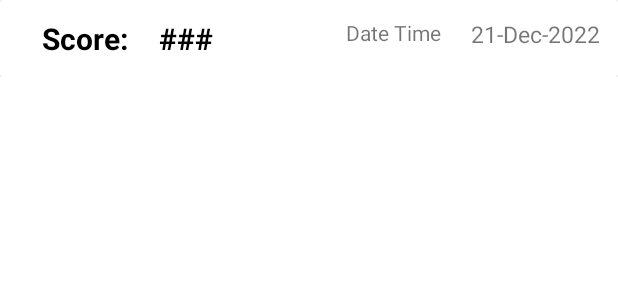
After one commit to mustnap/HCWAssistsAppV3, an Android app: the layout reading_row.xml on its own in the app's theme, with its tools: preview values and no code run, on a phone screen of 412 x 824 dp. The commit adds this screen. Shown: the top 300 px of the screen. Run offline under Robolectric (Android 15) with nearby library versions, the phone set to English and light mode, and no system bars.

Commit message:
change icon

```diff
--- a/app/src/main/java/my/bloo/hcwassists/ui/home/HomeFragment.java
+++ b/app/src/main/java/my/bloo/hcwassists/ui/home/HomeFragment.java
@@ -32,7 +32,6 @@ public class HomeFragment extends Fragment {
     ArrayList<String> patient_id, patient_name, patient_age, patient_dob;
     CustomAdapter customAdapter;
 
-
     private FragmentHomeBinding binding;
 
     public View onCreateView(@NonNull LayoutInflater inflater,
@@ -51,7 +50,6 @@ public class HomeFragment extends Fragment {
             public void onClick(View view) {
                 Intent intent = new Intent(getActivity(), AddNewPatient.class);
                 startActivity(intent);
-
             }
         });
 
@@ -62,7 +60,6 @@ public class HomeFragment extends Fragment {
         patient_dob = new ArrayList<>();
 
         storeDataInArrays();
-
 
         customAdapter = new CustomAdapter(getActivity(), getContext(), patient_id, patient_name, patient_age,
                 patient_dob);
--- a/app/src/main/java/my/bloo/hcwassists/ui/notifications/NotificationsFragment.java
+++ b/app/src/main/java/my/bloo/hcwassists/ui/notifications/NotificationsFragment.java
@@ -23,7 +23,7 @@ public class NotificationsFragment extends Fragment {
         View root = binding.getRoot();
 
         final TextView textView = binding.textNotifications;
-        notificationsViewModel.getText().observe(getViewLifecycleOwner(), textView::setText);
+//        notificationsViewModel.getText().observe(getViewLifecycleOwner(), textView::setText);
         return root;
     }
 
--- /dev/null
+++ b/app/src/main/res/layout/reading_row.xml
@@ -0,0 +1,68 @@
+<?xml version="1.0" encoding="utf-8"?>
+<LinearLayout xmlns:android="http://schemas.android.com/apk/res/android"
+    xmlns:app="http://schemas.android.com/apk/res-auto"
+    xmlns:tools="http://schemas.android.com/tools"
+    android:orientation="vertical" android:layout_width="match_parent"
+    android:layout_height="wrap_content"
+    android:id="@+id/singlePatientReading">
+
+    <androidx.cardview.widget.CardView
+        android:id="@+id/cardView"
+        android:layout_width="match_parent"
+        android:layout_height="wrap_content"
+        android:layout_marginTop="0dp">
+
+        <androidx.constraintlayout.widget.ConstraintLayout
+            android:layout_width="match_parent"
+            android:layout_height="wrap_content"
+            android:padding="12dp">
+
+            <TextView
+                android:id="@+id/patient_score_label"
+                android:layout_width="wrap_content"
+                android:layout_height="wrap_content"
+                android:layout_marginStart="16dp"
+                android:layout_marginLeft="16dp"
+                android:text="Score: "
+                android:textSize="20sp"
+                android:textStyle="bold"
+                android:textColor="#000"
+                app:layout_constraintStart_toStartOf="parent"
+                app:layout_constraintTop_toTopOf="parent" />
+
+            <TextView
+                android:id="@+id/patient_score_val"
+                android:layout_width="wrap_content"
+                android:layout_height="wrap_content"
+                android:layout_marginStart="16dp"
+                android:layout_marginLeft="16dp"
+                android:text="###"
+                android:textSize="20sp"
+                android:textStyle="bold"
+                android:textColor="#000"
+                app:layout_constraintStart_toEndOf="@id/patient_score_label"
+                app:layout_constraintTop_toTopOf="@id/patient_score_label" />
+
+
+            <TextView
+                android:id="@+id/patient_reading_dttm"
+                android:layout_width="wrap_content"
+                android:layout_height="wrap_content"
+                android:text="21-Dec-2022"
+                android:textSize="15sp"
+                app:layout_constraintEnd_toEndOf="parent"
+                app:layout_constraintTop_toTopOf="parent" />
+
+            <TextView
+                android:id="@+id/tVDTTM_txt"
+                android:layout_width="wrap_content"
+                android:layout_height="wrap_content"
+                android:layout_marginEnd="20dp"
+                android:text="Date Time"
+                app:layout_constraintEnd_toStartOf="@+id/patient_reading_dttm"
+                app:layout_constraintTop_toTopOf="parent"
+                tools:layout_editor_absoluteY="3dp" />
+
+        </androidx.constraintlayout.widget.ConstraintLayout>
+    </androidx.cardview.widget.CardView>
+</LinearLayout>
--- a/app/src/main/res/values/strings.xml
+++ b/app/src/main/res/values/strings.xml
@@ -1,5 +1,5 @@
 <resources>
-    <string name="app_name">HealthCareWorker Assists</string>
+    <string name="app_name">PEWS SaveKids</string>
     <string name="title_home">Patients</string>
     <string name="title_dashboard">Statistics</string>
     <string name="title_notifications">Info</string>
--- a/app/src/main/res/values/themes.xml
+++ b/app/src/main/res/values/themes.xml
@@ -14,7 +14,18 @@
         <!-- Customize your theme here. -->
     </style>
 
-
+    <style name="Theme.HCWAssists.v2" parent="Theme.MaterialComponents.DayNight.DarkActionBar">
+        <!-- Primary brand color. -->
+        <item name="colorPrimary">@color/teal_300</item>
+        <item name="colorPrimaryVariant">@color/teal_100</item>
+        <item name="colorOnPrimary">@color/white</item>
+        <!-- Secondary brand color. -->
+        <item name="colorSecondary">@color/teal_200</item>
+        <item name="colorSecondaryVariant">@color/teal_700</item>
+        <item name="colorOnSecondary">@color/black</item>
+        <!-- Status bar color. -->
+        <item name="android:statusBarColor">?attr/colorPrimaryVariant</item>
+    </style>
     <!-- Alert Dialog -->
     <style name="MyThemeOverlay.MaterialComponents.MaterialAlertDialog.Red" parent="@style/ThemeOverlay.MaterialComponents.MaterialAlertDialog">
         <item name="materialAlertDialogBodyTextStyle">@style/BodyTextAppearance.MaterialComponents.Body2.Red</item>
```
Also changed, not shown: app/src/main/AndroidManifest.xml (+9 -1 lines), app/src/main/java/my/bloo/hcwassists/PatientReadings.java (added, +14 -0 lines), app/src/main/java/my/bloo/hcwassists/ReadingAdapter.java (added, +98 -0 lines), app/src/main/java/my/bloo/hcwassists/SinglePatientAdapter.java (added, +78 -0 lines), app/src/main/java/my/bloo/hcwassists/ui/dashboard/DashboardFragment.java (+53 -2 lines), app/src/main/res/drawable/ic_empty.xml (added, +9 -0 lines), app/src/main/res/layout/activity_patient_readings.xml (added, +45 -0 lines), app/src/main/res/layout/fragment_dashboard.xml (+33 -2 lines). Lines whose indentation alone changed are shown as unchanged.
